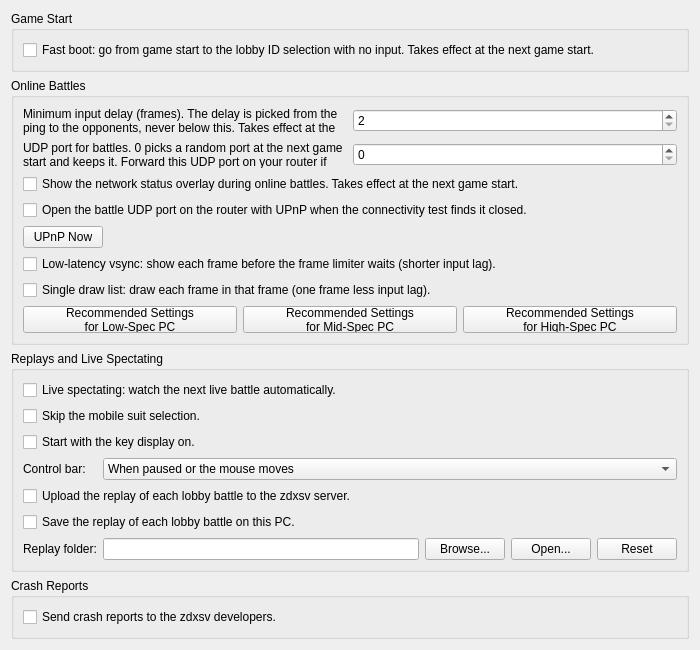
First picture: the form in pcsx2-qt/Settings/ZdxsvSettingsWidget.ui, repository inada-s/pcsx2, before the edit.
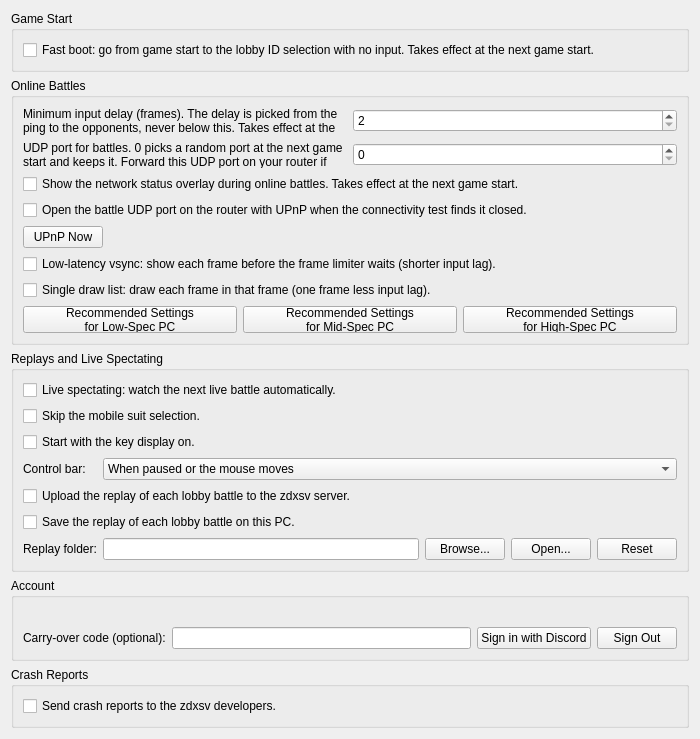
Second picture: the form after the edit.

Commit message: Zdxsv: sign in with Discord from Settings, sign out; signin.py

The edit to the form file:
```diff
--- a/pcsx2-qt/Settings/ZdxsvSettingsWidget.ui
+++ b/pcsx2-qt/Settings/ZdxsvSettingsWidget.ui
@@ -275,6 +275,54 @@
      </layout>
     </widget>
    </item>
+   <item>
+    <widget class="QGroupBox" name="zdxsvAccountGroup">
+     <property name="title">
+      <string>Account</string>
+     </property>
+     <layout class="QVBoxLayout" name="zdxsvAccountLayout">
+      <item>
+       <widget class="QLabel" name="zdxsvAccountStatus">
+        <property name="wordWrap">
+         <bool>true</bool>
+        </property>
+       </widget>
+      </item>
+      <item>
+       <layout class="QHBoxLayout" name="zdxsvAccountButtons">
+        <item>
+         <widget class="QLabel" name="zdxsvCarryLabel">
+          <property name="text">
+           <string>Carry-over code (optional):</string>
+          </property>
+         </widget>
+        </item>
+        <item>
+         <widget class="QLineEdit" name="zdxsvCarryCode">
+          <property name="maxLength">
+           <number>16</number>
+          </property>
+         </widget>
+        </item>
+        <item>
+         <widget class="QPushButton" name="zdxsvSignIn">
+          <property name="text">
+           <string>Sign in with Discord</string>
+          </property>
+         </widget>
+        </item>
+        <item>
+         <widget class="QPushButton" name="zdxsvSignOut">
+          <property name="text">
+           <string>Sign Out</string>
+          </property>
+         </widget>
+        </item>
+       </layout>
+      </item>
+     </layout>
+    </widget>
+   </item>
    <item>
     <widget class="QGroupBox" name="zdxsvCrashReportsGroup">
      <property name="title">
```
The commit also changes 17 other files.
